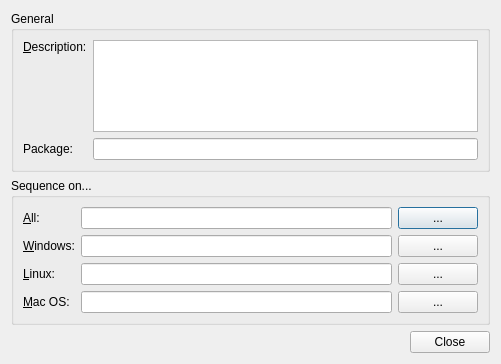
First picture: the form in src/grauchy/src/grauchy/hotkeydialog.ui, repository Slesa/Trinity, before the edit.
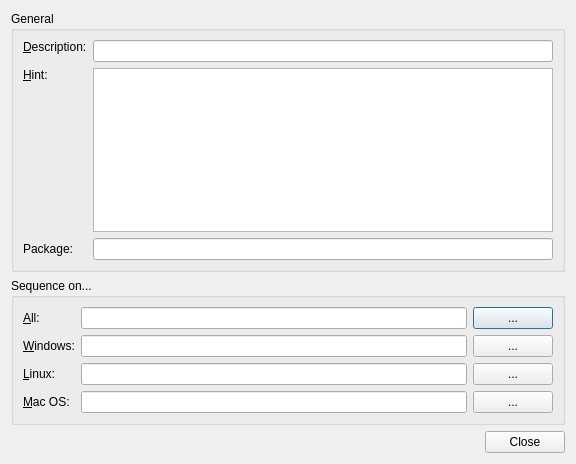
Second picture: the form after the edit. Icons and pictures are not drawn.

Commit message: Import data. Export data without ids. Add hints for hotkeys. Make descriptions one-line.

Patch:
```diff
--- a/src/grauchy/src/grauchy/hotkeydialog.ui
+++ b/src/grauchy/src/grauchy/hotkeydialog.ui
@@ -6,8 +6,8 @@
    <rect>
     <x>0</x>
     <y>0</y>
-    <width>501</width>
-    <height>364</height>
+    <width>576</width>
+    <height>464</height>
    </rect>
   </property>
   <property name="windowTitle">
@@ -35,14 +35,34 @@
          <set>Qt::AlignLeading|Qt::AlignLeft|Qt::AlignTop</set>
         </property>
         <property name="buddy">
-         <cstring>textDescription</cstring>
+         <cstring>lineDescription</cstring>
         </property>
        </widget>
       </item>
       <item row="0" column="1">
-       <widget class="QTextEdit" name="textDescription"/>
+       <widget class="QLineEdit" name="lineDescription"/>
       </item>
       <item row="1" column="0">
+       <widget class="QLabel" name="labelHint">
+        <property name="text">
+         <string>&amp;Hint:</string>
+        </property>
+        <property name="alignment">
+         <set>Qt::AlignLeading|Qt::AlignLeft|Qt::AlignTop</set>
+        </property>
+        <property name="buddy">
+         <cstring>textHint</cstring>
+        </property>
+       </widget>
+      </item>
+      <item row="1" column="1">
+       <widget class="QTextEdit" name="textHint">
+        <property name="tabChangesFocus">
+         <bool>true</bool>
+        </property>
+       </widget>
+      </item>
+      <item row="2" column="0">
        <widget class="QLabel" name="labelPackage">
         <property name="text">
          <string>Package:</string>
@@ -52,7 +72,7 @@
         </property>
        </widget>
       </item>
-      <item row="1" column="1">
+      <item row="2" column="1">
        <widget class="QLineEdit" name="linePackage">
         <property name="toolTip">
          <string>&lt;html&gt;&lt;head/&gt;&lt;body&gt;&lt;p&gt;Enter a list of &lt;span style=&quot; font-weight:600;&quot;&gt;tag&lt;/span&gt; words, separated by comma.&lt;/p&gt;&lt;/body&gt;&lt;/html&gt;</string>
```
Left out of the diff: 11 changed lines with no effect on the pictures. The commit also changes 11 other files.
